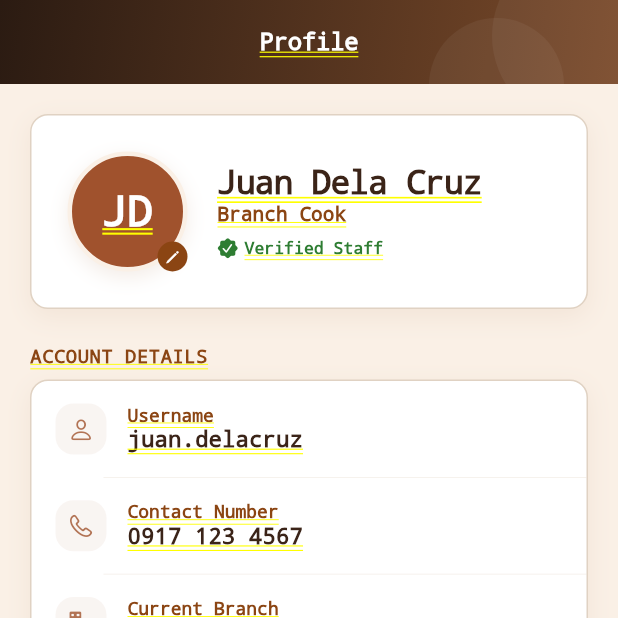
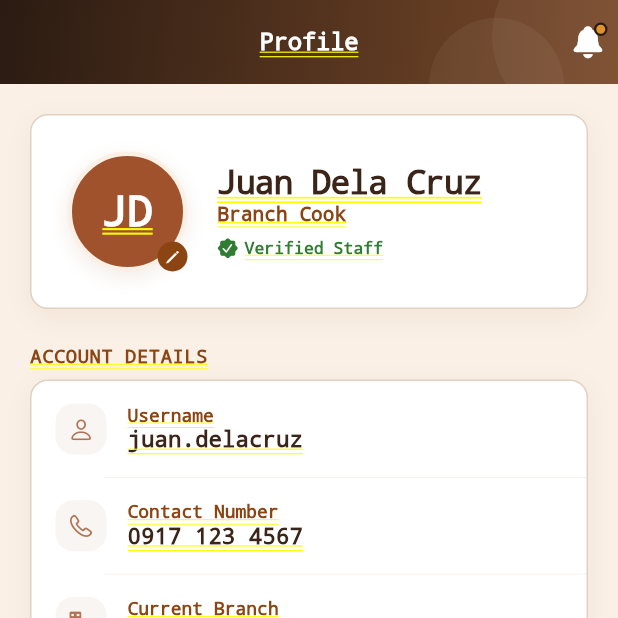
Before and after one commit to rabelasjohnlhoyd-del/BrahmsNexus, a Flutter app: the ProfileScreen screen opened directly, on a phone screen of 412 x 824 dp, the top half of it. Run offline on Flutter 3.47's test engine with Material 3 defaults, Android fonts, the phone set to English and light mode, and no system bars; our stand-ins replace firebase_core, image_picker, share_plus; accounts and stored records are empty.

Commit message:
ui ni loyd haha

```diff
--- a/lib/pages/staff_app/profile_screen.dart
+++ b/lib/pages/staff_app/profile_screen.dart
@@ -4,6 +4,7 @@ import '../../widgets/staff_button.dart';
 import '../../widgets/staff_card.dart';
 import '../../widgets/staff_nav_bar.dart';
 import '../../widgets/staff_section_header.dart';
+import '../../widgets/staff_top_actions.dart';
 import '../auth/login_screen.dart';
 import 'edit_profile_screen.dart';
 
@@ -29,6 +30,7 @@ class ProfileScreen extends StatelessWidget {
       navigationBar: StaffNavBar(
         title: 'Profile',
         showBackButton: !isRootTab,
+        trailing: const StaffTopActions(),
       ),
       child: SafeArea(
         child: ListView(
```
